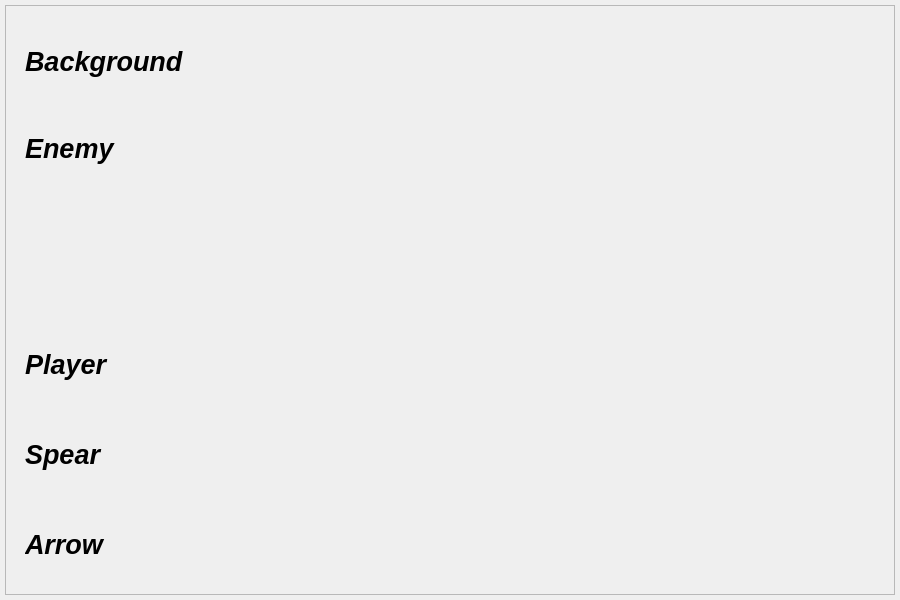
This is skinselect.ui in MrSupremacy/cxsjsx_very_QuTe as Qt 5 draws it before an edit. The edited form follows.
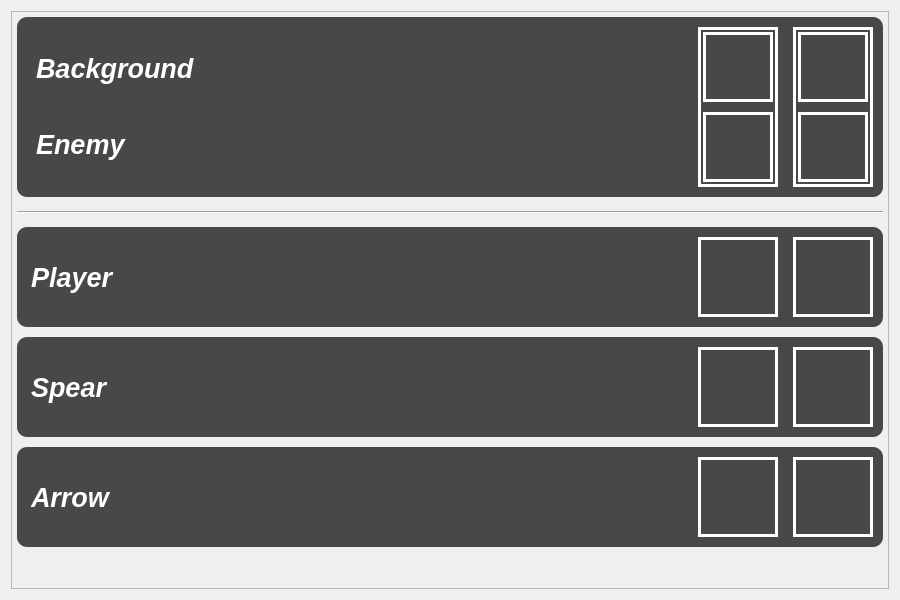
This is the edited form. Icons and pictures are not drawn.

```diff
--- a/skinselect.ui
+++ b/skinselect.ui
@@ -13,22 +13,7 @@
   <property name="windowTitle">
    <string>Form</string>
   </property>
-  <layout class="QHBoxLayout" name="horizontalLayout">
-   <property name="spacing">
-    <number>5</number>
-   </property>
-   <property name="leftMargin">
-    <number>5</number>
-   </property>
-   <property name="topMargin">
-    <number>5</number>
-   </property>
-   <property name="rightMargin">
-    <number>5</number>
-   </property>
-   <property name="bottomMargin">
-    <number>5</number>
-   </property>
+  <layout class="QVBoxLayout" name="verticalLayout_5">
    <item>
     <widget class="QScrollArea" name="scrollArea">
      <property name="widgetResizable">
@@ -39,13 +24,13 @@
        <rect>
         <x>0</x>
         <y>0</y>
-        <width>888</width>
-        <height>588</height>
+        <width>880</width>
+        <height>580</height>
        </rect>
       </property>
       <layout class="QVBoxLayout" name="verticalLayout_4">
        <property name="spacing">
-        <number>0</number>
+        <number>10</number>
        </property>
        <property name="leftMargin">
         <number>5</number>
@@ -59,23 +44,30 @@
        <property name="bottomMargin">
         <number>5</number>
        </property>
-       <item>
+       <item alignment="Qt::AlignmentFlag::AlignTop">
         <widget class="QWidget" name="style" native="true">
+         <property name="styleSheet">
+          <string notr="true">QWidget{
+border-radius: 10px;
+background-color: rgb(72, 72, 72);
+color: rgb(255, 255, 255);
+}</string>
+         </property>
          <layout class="QHBoxLayout" name="horizontalLayout_2">
           <property name="spacing">
-           <number>5</number>
+           <number>15</number>
           </property>
           <property name="leftMargin">
-           <number>5</number>
+           <number>10</number>
           </property>
           <property name="topMargin">
-           <number>5</number>
+           <number>10</number>
           </property>
           <property name="rightMargin">
-           <number>5</number>
+           <number>10</number>
           </property>
           <property name="bottomMargin">
-           <number>5</number>
+           <number>10</number>
           </property>
           <item>
            <widget class="QWidget" name="widget_3" native="true">
@@ -97,13 +89,13 @@
                <property name="minimumSize">
                 <size>
                  <width>0</width>
-                 <height>80</height>
+                 <height>70</height>
                 </size>
                </property>
                <property name="maximumSize">
                 <size>
                  <width>16777215</width>
-                 <height>80</height>
+                 <height>70</height>
                 </size>
                </property>
                <property name="font">
@@ -123,7 +115,13 @@
                <property name="minimumSize">
                 <size>
                  <width>0</width>
-                 <height>80</height>
+                 <height>70</height>
+                </size>
+               </property>
+               <property name="maximumSize">
+                <size>
+                 <width>16777215</width>
+                 <height>70</height>
                 </size>
                </property>
                <property name="font">
@@ -155,58 +153,70 @@
            </spacer>
           </item>
           <item>
-           <widget class="QWidget" name="widget_9" native="true">
+           <widget class="QFrame" name="style_1">
+            <property name="styleSheet">
+             <string notr="true">border: 3px solid #fff;
+border-radius: 0px;</string>
+            </property>
             <layout class="QVBoxLayout" name="verticalLayout_3">
              <property name="spacing">
               <number>10</number>
              </property>
              <property name="leftMargin">
-              <number>5</number>
+              <number>2</number>
              </property>
              <property name="topMargin">
-              <number>5</number>
+              <number>2</number>
              </property>
              <property name="rightMargin">
-              <number>5</number>
+              <number>2</number>
              </property>
              <property name="bottomMargin">
-              <number>5</number>
+              <number>2</number>
              </property>
              <item>
-              <widget class="QWidget" name="widget_10" native="true">
+              <widget class="QPushButton" name="ba_1">
                <property name="minimumSize">
                 <size>
-                 <width>80</width>
-                 <height>80</height>
+                 <width>70</width>
+                 <height>70</height>
                 </size>
                </property>
                <property name="maximumSize">
                 <size>
-                 <width>80</width>
-                 <height>80</height>
+                 <width>70</width>
+                 <height>70</height>
                 </size>
                </property>
                <property name="styleSheet">
-                <string notr="true">border-image: url(:/ImageResources/Underwater.png);</string>
+                <string notr="true">border-image: url(:/ImageResources/Underwater.png);
+border-radius: 0px;</string>
+               </property>
+               <property name="text">
+                <string/>
                </property>
               </widget>
              </item>
              <item>
-              <widget class="QWidget" name="widget_11" native="true">
+              <widget class="QPushButton" name="en_1">
                <property name="minimumSize">
                 <size>
-                 <width>80</width>
-                 <height>80</height>
+                 <width>70</width>
+                 <height>70</height>
                 </size>
                </property>
                <property name="maximumSize">
                 <size>
-                 <width>80</width>
-                 <height>80</height>
+                 <width>70</width>
+                 <height>70</height>
                 </size>
                </property>
                <property name="styleSheet">
-                <string notr="true">border-image: url(:/ImageResources/drown.png);</string>
+                <string notr="true">border-image: url(:/ImageResources/drown.png);
+border-radius: 0px;</string>
+               </property>
+               <property name="text">
+                <string/>
                </property>
               </widget>
              </item>
@@ -214,56 +224,71 @@
            </widget>
           </item>
           <item>
-           <widget class="QWidget" name="widget_4" native="true">
+           <widget class="QFrame" name="style_2">
+            <property name="styleSheet">
+             <string notr="true">border: 3px solid #fff;
+border-radius: 0px;</string>
+            </property>
             <layout class="QVBoxLayout" name="verticalLayout_2">
              <property name="spacing">
               <number>10</number>
              </property>
              <property name="leftMargin">
-              <number>5</number>
+              <number>2</number>
              </property>
              <property name="topMargin">
-              <number>5</number>
+              <number>2</number>
              </property>
              <property name="rightMargin">
-              <number>5</number>
+              <number>2</number>
              </property>
              <property name="bottomMargin">
-              <number>5</number>
+              <number>2</number>
              </property>
              <item>
-              <widget class="QWidget" name="widget_6" native="true">
+              <widget class="QPushButton" name="ba_2">
                <property name="minimumSize">
                 <size>
-                 <width>80</width>
-                 <height>80</height>
+                 <width>70</width>
+                 <height>70</height>
                 </size>
                </property>
                <property name="maximumSize">
                 <size>
-                 <width>80</width>
-                 <height>80</height>
+                 <width>70</width>
+                 <height>70</height>
                 </size>
                </property>
                <property name="styleSheet">
-                <string notr="true">border-image: url(:/ImageResources/smooth_stone.jpg);</string>
+                <string notr="true">border-image: url(:/ImageResources/smooth_stone.jpg);
+border-radius: 0px;</string>
+               </property>
+               <property name="text">
+                <string/>
                </property>
               </widget>
              </item>
              <item>
-              <widget class="QWidget" name="widget_5" native="true">
+              <widget class="QPushButton" name="en_2">
                <property name="minimumSize">
                 <size>
-                 <width>80</width>
-                 <height>80</height>
+                 <width>70</width>
+                 <height>70</height>
                 </size>
                </property>
                <property name="maximumSize">
                 <size>
-                 <width>80</width>
-                 <height>80</height>
+                 <width>70</width>
+                 <height>70</height>
                 </size>
                </property>
+               <property name="styleSheet">
+                <string notr="true">border-image: url(:/ImageResources/zombie.png);
+border-radius: 0px;</string>
+               </property>
+               <property name="text">
+                <string/>
+               </property>
               </widget>
              </item>
             </layout>
@@ -273,32 +298,45 @@
         </widget>
        </item>
        <item>
-        <spacer name="verticalSpacer">
+        <widget class="Line" name="line">
+         <property name="minimumSize">
+          <size>
+           <width>0</width>
+           <height>10</height>
+          </size>
+         </property>
+         <property name="maximumSize">
+          <size>
+           <width>16777215</width>
+           <height>10</height>
+          </size>
+         </property>
          <property name="orientation">
-          <enum>Qt::Orientation::Vertical</enum>
+          <enum>Qt::Orientation::Horizontal</enum>
          </property>
-         <property name="sizeHint" stdset="0">
-          <size>
-           <width>20</width>
-           <height>0</height>
-          </size>
-         </property>
-        </spacer>
+        </widget>
        </item>
        <item>
         <widget class="QWidget" name="player" native="true">
          <property name="minimumSize">
           <size>
            <width>0</width>
-           <height>90</height>
+           <height>100</height>
           </size>
          </property>
          <property name="maximumSize">
           <size>
            <width>16777215</width>
-           <height>90</height>
+           <height>100</height>
           </size>
          </property>
+         <property name="styleSheet">
+          <string notr="true">QWidget{
+border-radius: 10px;
+background-color: rgb(72, 72, 72);
+color: rgb(255, 255, 255);
+}</string>
+         </property>
          <layout class="QHBoxLayout" name="horizontalLayout_3">
           <property name="spacing">
            <number>15</number>
@@ -307,13 +345,13 @@
            <number>14</number>
           </property>
           <property name="topMargin">
-           <number>5</number>
+           <number>10</number>
           </property>
           <property name="rightMargin">
            <number>10</number>
           </property>
           <property name="bottomMargin">
-           <number>5</number>
+           <number>10</number>
           </property>
           <item>
            <widget class="QLabel" name="label_3">
@@ -355,7 +393,7 @@
            </spacer>
           </item>
           <item>
-           <widget class="QWidget" name="widget_7" native="true">
+           <widget class="QFrame" name="pl1_f">
             <property name="minimumSize">
              <size>
               <width>80</width>
@@ -369,12 +407,57 @@
              </size>
             </property>
             <property name="styleSheet">
-             <string notr="true">border-image: url(:/ImageResources/steve.jpg);</string>
+             <string notr="true">border: 3px solid #fff;
+border-radius: 0px;</string>
             </property>
+            <property name="frameShape">
+             <enum>QFrame::Shape::StyledPanel</enum>
+            </property>
+            <property name="frameShadow">
+             <enum>QFrame::Shadow::Raised</enum>
+            </property>
+            <layout class="QHBoxLayout" name="horizontalLayout_6">
+             <property name="leftMargin">
+              <number>0</number>
+             </property>
+             <property name="topMargin">
+              <number>0</number>
+             </property>
+             <property name="rightMargin">
+              <number>0</number>
+             </property>
+             <property name="bottomMargin">
+              <number>0</number>
+             </property>
+             <item>
+              <widget class="QPushButton" name="player_1">
+               <property name="minimumSize">
+                <size>
+                 <width>70</width>
+                 <height>70</height>
+                </size>
+               </property>
+               <property name="maximumSize">
+                <size>
+                 <width>70</width>
+                 <height>70</height>
+                </size>
+               </property>
+               <property name="styleSheet">
+                <string notr="true">border-image: url(:/ImageResources/steve.jpg);
+border-radius: 0px;
+border: none;</string>
+               </property>
+               <property name="text">
+                <string/>
+               </property>
+              </widget>
+             </item>
+            </layout>
            </widget>
           </item>
           <item>
-           <widget class="QWidget" name="widget_8" native="true">
+           <widget class="QFrame" name="pl2_f">
             <property name="minimumSize">
              <size>
               <width>80</width>
@@ -387,6 +470,54 @@
               <height>80</height>
              </size>
             </property>
+            <property name="styleSheet">
+             <string notr="true">border: 3px solid #fff;
+border-radius: 0px;</string>
+            </property>
+            <property name="frameShape">
+             <enum>QFrame::Shape::StyledPanel</enum>
+            </property>
+            <property name="frameShadow">
+             <enum>QFrame::Shadow::Raised</enum>
+            </property>
+            <layout class="QHBoxLayout" name="horizontalLayout_7">
+             <property name="leftMargin">
+              <number>0</number>
+             </property>
+             <property name="topMargin">
+              <number>0</number>
+             </property>
+             <property name="rightMargin">
+              <number>0</number>
+             </property>
+             <property name="bottomMargin">
+              <number>0</number>
+             </property>
+             <item>
+              <widget class="QPushButton" name="player_2">
+               <property name="minimumSize">
+                <size>
+                 <width>70</width>
+                 <height>70</height>
+                </size>
+               </property>
+               <property name="maximumSize">
+                <size>
+                 <width>70</width>
+                 <height>70</height>
+                </size>
+               </property>
+               <property name="styleSheet">
+                <string notr="true">border-image: url(:/ImageResources/alex.png);
+border-radius: 0px;
+border: none;</string>
+               </property>
+               <property name="text">
+                <string/>
+               </property>
+              </widget>
+             </item>
+            </layout>
            </widget>
           </item>
          </layout>
@@ -397,15 +528,22 @@
          <property name="minimumSize">
           <size>
            <width>0</width>
-           <height>90</height>
+           <height>100</height>
           </size>
          </property>
          <property name="maximumSize">
           <size>
            <width>16777215</width>
-           <height>90</height>
+           <height>100</height>
           </size>
          </property>
+         <property name="styleSheet">
+          <string notr="true">QWidget{
+border-radius: 10px;
+background-color: rgb(72, 72, 72);
+color: rgb(255, 255, 255);
+}</string>
+         </property>
          <layout class="QHBoxLayout" name="horizontalLayout_4">
           <property name="spacing">
            <number>15</number>
@@ -414,13 +552,13 @@
            <number>14</number>
           </property>
           <property name="topMargin">
-           <number>5</number>
+           <number>10</number>
           </property>
           <property name="rightMargin">
            <number>10</number>
           </property>
           <property name="bottomMargin">
-           <number>5</number>
+           <number>10</number>
           </property>
           <item>
            <widget class="QLabel" name="label_4">
@@ -462,7 +600,7 @@
            </spacer>
           </item>
           <item>
-           <widget class="QWidget" name="widget_14" native="true">
+           <widget class="QFrame" name="sp1_f">
             <property name="minimumSize">
              <size>
               <width>80</width>
@@ -476,12 +614,57 @@
              </size>
             </property>
             <property name="styleSheet">
-             <string notr="true">border-image: url(:/ImageResources/diamondspear.png);</string>
+             <string notr="true">border: 3px solid #fff;
+border-radius: 0px;</string>
             </property>
+            <property name="frameShape">
+             <enum>QFrame::Shape::StyledPanel</enum>
+            </property>
+            <property name="frameShadow">
+             <enum>QFrame::Shadow::Raised</enum>
+            </property>
+            <layout class="QHBoxLayout" name="horizontalLayout_8">
+             <property name="leftMargin">
+              <number>0</number>
+             </property>
+             <property name="topMargin">
+              <number>0</number>
+             </property>
+             <property name="rightMargin">
+              <number>0</number>
+             </property>
+             <property name="bottomMargin">
+              <number>0</number>
+             </property>
+             <item>
+              <widget class="QPushButton" name="spear_1">
+               <property name="minimumSize">
+                <size>
+                 <width>70</width>
+                 <height>70</height>
+                </size>
+               </property>
+               <property name="maximumSize">
+                <size>
+                 <width>70</width>
+                 <height>70</height>
+                </size>
+               </property>
+               <property name="styleSheet">
+                <string notr="true">border-image: url(:/ImageResources/speardisplay.png);
+border-radius: 0px;
+border: none;</string>
+               </property>
+               <property name="text">
+                <string/>
+               </property>
+              </widget>
+             </item>
+            </layout>
            </widget>
           </item>
           <item>
-           <widget class="QWidget" name="widget_15" native="true">
+           <widget class="QFrame" name="sp2_f">
             <property name="minimumSize">
              <size>
               <width>80</width>
@@ -494,6 +677,54 @@
               <height>80</height>
              </size>
             </property>
+            <property name="styleSheet">
+             <string notr="true">border: 3px solid #fff;
+border-radius: 0px;</string>
+            </property>
+            <property name="frameShape">
+             <enum>QFrame::Shape::StyledPanel</enum>
+            </property>
+            <property name="frameShadow">
+             <enum>QFrame::Shadow::Raised</enum>
+            </property>
+            <layout class="QHBoxLayout" name="horizontalLayout_9">
+             <property name="leftMargin">
+              <number>0</number>
+             </property>
+             <property name="topMargin">
+              <number>0</number>
+             </property>
+             <property name="rightMargin">
+              <number>0</number>
+             </property>
+             <property name="bottomMargin">
+              <number>0</number>
+             </property>
+             <item>
+              <widget class="QPushButton" name="spear_2">
+               <property name="minimumSize">
+                <size>
+                 <width>70</width>
+                 <height>70</height>
+                </size>
+               </property>
+               <property name="maximumSize">
+                <size>
+                 <width>70</width>
+                 <height>70</height>
+                </size>
+               </property>
+               <property name="styleSheet">
+                <string notr="true">border-radius: 0px;
+border-image: url(:/ImageResources/wooden_spear_inventory.png);
+border: none;</string>
+               </property>
+               <property name="text">
+                <string/>
+               </property>
+              </widget>
+             </item>
+            </layout>
            </widget>
           </item>
          </layout>
@@ -504,15 +735,22 @@
          <property name="minimumSize">
           <size>
            <width>0</width>
-           <height>90</height>
+           <height>100</height>
           </size>
          </property>
          <property name="maximumSize">
           <size>
            <width>16777215</width>
-           <height>90</height>
+           <height>100</height>
           </size>
          </property>
+         <property name="styleSheet">
+          <string notr="true">QWidget{
+border-radius: 10px;
+background-color: rgb(72, 72, 72);
+color: rgb(255, 255, 255);
+}</string>
+         </property>
          <layout class="QHBoxLayout" name="horizontalLayout_5">
           <property name="spacing">
            <number>15</number>
@@ -521,13 +759,13 @@
            <number>14</number>
           </property>
           <property name="topMargin">
-           <number>5</number>
+           <number>10</number>
           </property>
           <property name="rightMargin">
            <number>10</number>
           </property>
           <property name="bottomMargin">
-           <number>5</number>
+           <number>10</number>
           </property>
           <item>
            <widget class="QLabel" name="label_5">
@@ -569,7 +807,7 @@
            </spacer>
           </item>
           <item>
-           <widget class="QWidget" name="widget" native="true">
+           <widget class="QFrame" name="ar1_f">
             <property name="minimumSize">
              <size>
               <width>80</width>
@@ -583,12 +821,57 @@
              </size>
             </property>
             <property name="styleSheet">
-             <string notr="true">border-image: url(:/ImageResources/spectralarrow.png);</string>
+             <string notr="true">border: 3px solid #fff;
+border-radius: 0px;</string>
             </property>
+            <property name="frameShape">
+             <enum>QFrame::Shape::StyledPanel</enum>
+            </property>
+            <property name="frameShadow">
+             <enum>QFrame::Shadow::Raised</enum>
+            </property>
+            <layout class="QHBoxLayout" name="horizontalLayout_10">
+             <property name="leftMargin">
+              <number>0</number>
+             </property>
+             <property name="topMargin">
+              <number>0</number>
+             </property>
+             <property name="rightMargin">
+              <number>0</number>
+             </property>
+             <property name="bottomMargin">
+              <number>0</number>
+             </property>
+             <item>
+              <widget class="QPushButton" name="arrow_1">
+               <property name="minimumSize">
+                <size>
+                 <width>70</width>
+                 <height>70</height>
+                </size>
+               </property>
+               <property name="maximumSize">
+                <size>
+                 <width>70</width>
+                 <height>70</height>
+                </size>
+               </property>
+               <property name="styleSheet">
+                <string notr="true">border-image: url(:/ImageResources/spectralarrow.png);
+border-radius: 0px;
+border: none;</string>
+               </property>
+               <property name="text">
+                <string/>
+               </property>
+              </widget>
+             </item>
+            </layout>
            </widget>
           </item>
           <item>
-           <widget class="QWidget" name="widget_2" native="true">
+           <widget class="QFrame" name="ar2_f">
             <property name="minimumSize">
              <size>
               <width>80</width>
@@ -601,11 +884,72 @@
               <height>80</height>
              </size>
             </property>
+            <property name="styleSheet">
+             <string notr="true">border: 3px solid #fff;
+border-radius: 0px;</string>
+            </property>
+            <property name="frameShape">
+             <enum>QFrame::Shape::StyledPanel</enum>
+            </property>
+            <property name="frameShadow">
+             <enum>QFrame::Shadow::Raised</enum>
+            </property>
+            <layout class="QHBoxLayout" name="horizontalLayout_11">
+             <property name="leftMargin">
+              <number>0</number>
+             </property>
+             <property name="topMargin">
+              <number>0</number>
+             </property>
+             <property name="rightMargin">
+              <number>0</number>
+             </property>
+             <property name="bottomMargin">
+              <number>0</number>
+             </property>
+             <item>
+              <widget class="QPushButton" name="arrow_2">
+               <property name="minimumSize">
+                <size>
+                 <width>70</width>
+                 <height>70</height>
+                </size>
+               </property>
+               <property name="maximumSize">
+                <size>
+                 <width>70</width>
+                 <height>70</height>
+                </size>
+               </property>
+               <property name="styleSheet">
+                <string notr="true">border-image: url(:/ImageResources/Arrow_of_Strength.png);
+border-radius: 0px;
+border: none;</string>
+               </property>
+               <property name="text">
+                <string/>
+               </property>
+              </widget>
+             </item>
+            </layout>
            </widget>
           </item>
          </layout>
         </widget>
        </item>
+       <item>
+        <spacer name="verticalSpacer">
+         <property name="orientation">
+          <enum>Qt::Orientation::Vertical</enum>
+         </property>
+         <property name="sizeHint" stdset="0">
+          <size>
+           <width>20</width>
+           <height>40</height>
+          </size>
+         </property>
+        </spacer>
+       </item>
       </layout>
      </widget>
     </widget>
```
Left out of the diff: 22 changed lines with no effect on the pictures.
